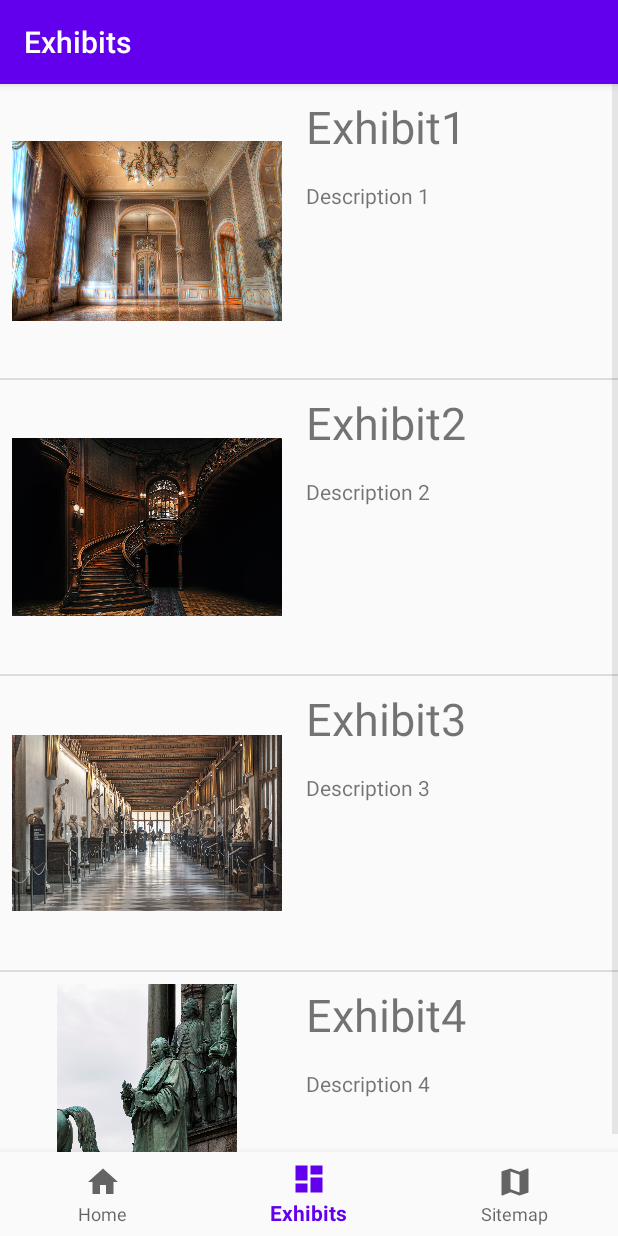
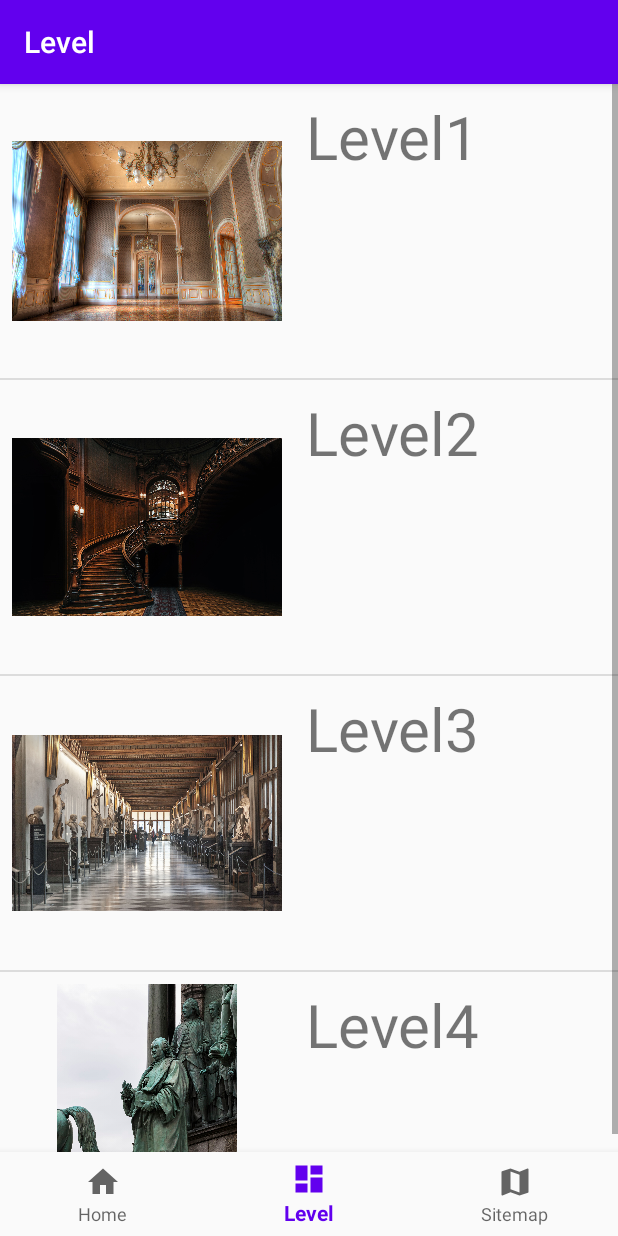
Before and after one commit to 04jono/Museum, an Android app: the DashboardFragment screen opened through its navigation route, item 2 of the bottom bar chosen, on a phone screen of 412 x 824 dp. Run offline under Robolectric (Android 15) with nearby library versions, the phone set to English and light mode, and no system bars; our stand-ins replace navigation-ui.

Commit message:
July 29, 2021 checkin

```diff
--- /dev/null
+++ b/app/src/main/java/org/dhfrederick/museum/LevelListAdapter.java
@@ -0,0 +1,80 @@
+package org.dhfrederick.museum;
+import android.widget.BaseAdapter;
+import android.content.Context;
+import androidx.annotation.NonNull;
+import androidx.annotation.Nullable;
+import android.view.LayoutInflater;
+import android.view.View;
+import android.view.ViewGroup;
+import android.widget.ArrayAdapter;
+import android.widget.ImageView;
+import android.widget.TextView;
+
+import java.util.ArrayList;
+
+public class LevelListAdapter extends BaseAdapter {
+    Context context;
+    private final String [] values;
+    private final int [] images;
+
+    public LevelListAdapter (Context context, String [] values, int [] images){
+        //super(context, R.layout.single_list_app_item, utilsArrayList);
+        this.context = context;
+        this.values = values;
+        this.images = images;
+    }
+
+    @Override
+    public int getCount() {
+        return values.length;
+    }
+
+    @Override
+    public Object getItem(int i) {
+        return i;
+    }
+
+    @Override
+    public long getItemId(int i) {
+        return i;
+    }
+
+    @NonNull
+    @Override
+    public View getView(int position, @Nullable View convertView, @NonNull ViewGroup parent) {
+
+
+        ViewHolder viewHolder;
+
+        final View result;
+
+        if (convertView == null) {
+
+            viewHolder = new ViewHolder();
+            LayoutInflater inflater = LayoutInflater.from(context);
+            convertView = inflater.inflate(R.layout.level_list_item, parent, false);
+            viewHolder.txtTitle = (TextView) convertView.findViewById(R.id.levelTitleText);
+            viewHolder.icon = (ImageView) convertView.findViewById(R.id.levelIcon);
+
+            result=convertView;
+
+            convertView.setTag(viewHolder);
+        } else {
+            viewHolder = (ViewHolder) convertView.getTag();
+            result=convertView;
+        }
+
+        viewHolder.txtTitle.setText(values[position]);
+        viewHolder.icon.setImageResource(images[position]);
+
+        return convertView;
+    }
+
+    private static class ViewHolder {
+
+        TextView txtTitle;
+        ImageView icon;
+
+    }
+
+}
--- a/app/src/main/java/org/dhfrederick/museum/MainActivity.java
+++ b/app/src/main/java/org/dhfrederick/museum/MainActivity.java
@@ -20,8 +20,11 @@ public class MainActivity extends AppCompatActivity {
         // Passing each menu ID as a set of Ids because each
         // menu should be considered as top level destinations.
         AppBarConfiguration appBarConfiguration = new AppBarConfiguration.Builder(
-                R.id.navigation_home, R.id.navigation_dashboard, R.id.navigation_notifications)
+                R.id.navigation_home, R.id.navigation_level, R.id.navigation_notifications)
                 .build();
+        //AppBarConfiguration appBarConfiguration = new AppBarConfiguration.Builder(
+        //        R.id.navigation_home, R.id.navigation_dashboard, R.id.navigation_notifications)
+        //        .build();
 
         NavController navController = Navigation.findNavController(this, R.id.nav_host_fragment);
         NavigationUI.setupActionBarWithNavController(this, navController, appBarConfiguration);
--- a/app/src/main/java/org/dhfrederick/museum/ui/dashboard/DashboardFragment.java
+++ b/app/src/main/java/org/dhfrederick/museum/ui/dashboard/DashboardFragment.java
@@ -8,15 +8,20 @@ import android.widget.AdapterView;
 import android.widget.ListAdapter;
 import android.widget.ListView;
 import android.widget.TextView;
+import android.widget.Toast;
 
 import androidx.annotation.NonNull;
 import androidx.annotation.Nullable;
+import androidx.appcompat.app.AppCompatActivity;
 import androidx.fragment.app.Fragment;
 import androidx.lifecycle.Observer;
 import androidx.lifecycle.ViewModelProviders;
 import androidx.navigation.Navigation;
 
+import org.dhfrederick.museum.ExhibitDetailViewFragment;
+import org.dhfrederick.museum.ExhibitDetailViewFragmentArgs;
 import org.dhfrederick.museum.ExhibitListAdapter;
+import org.dhfrederick.museum.MainActivity;
 import org.dhfrederick.museum.R;
 
 import static org.dhfrederick.museum.ui.dashboard.DashboardFragmentDirections.*;
@@ -27,6 +32,16 @@ public class DashboardFragment extends Fragment {
 
     ListView lView;
     ExhibitListAdapter lAdapter;
+    public static DashboardFragment newInstance(int pos)
+    {
+        DashboardFragment dashboardFragment = new DashboardFragment();
+
+        Bundle args = new Bundle();
+        args.putInt("listPosition", pos);
+        dashboardFragment.setArguments(args);
+
+        return dashboardFragment;
+    }
 
     public View onCreateView(@NonNull LayoutInflater inflater,
                              ViewGroup container, Bundle savedInstanceState) {
@@ -47,6 +62,9 @@ public class DashboardFragment extends Fragment {
 
     @Override
     public void onViewCreated(View view, @Nullable Bundle savedInstanceState) {
+        int dashboardNum = ExhibitDetailViewFragmentArgs.fromBundle(getArguments()).getListPosition();
+        Toast.makeText(getContext(), "Dashboard " + Integer.toString(dashboardNum), Toast.LENGTH_SHORT).show();
+        dashboardViewModel.setDashboardId(dashboardNum);
         lView = (ListView) getView().findViewById(R.id.exhibits_list);
 
         lAdapter = new ExhibitListAdapter(getContext(), dashboardViewModel.getTitles(),
--- a/app/src/main/java/org/dhfrederick/museum/ui/dashboard/DashboardViewModel.java
+++ b/app/src/main/java/org/dhfrederick/museum/ui/dashboard/DashboardViewModel.java
@@ -9,16 +9,23 @@ import org.dhfrederick.museum.R;
 public class DashboardViewModel extends ViewModel {
 
     // private MutableLiveData<String> mText;
-
+    private int dashboardId;
     int[] images = {R.drawable.exhibit1, R.drawable.exhibit2, R.drawable.exhibit3, R.drawable.exhibit4};
 
     String[] titles = {"Exhibit1", "Exhibit2", "Exhibit3", "Exhibit4"};
 
     String[] descriptions = {"Description 1", "Description 2", "Description 3", "Description 4"};
 
+    public int getDashboardId() {
+        return dashboardId;
+    }
+
+    public void setDashboardId(int d) {
+        dashboardId = d;
+    }
+
     public DashboardViewModel() {
-        //mText = new MutableLiveData<>();
-        //mText.setValue("This is dashboard fragment");
+        dashboardId = 1;
     }
 
     /* public LiveData<String> getText() {
--- /dev/null
+++ b/app/src/main/java/org/dhfrederick/museum/ui/level/LevelFragment.java
@@ -0,0 +1,68 @@
+package org.dhfrederick.museum.ui.level;
+
+import android.os.Bundle;
+import android.view.LayoutInflater;
+import android.view.View;
+import android.view.ViewGroup;
+import android.widget.AdapterView;
+import android.widget.ListView;
+
+import androidx.annotation.NonNull;
+import androidx.annotation.Nullable;
+import androidx.fragment.app.Fragment;
+import androidx.lifecycle.ViewModelProviders;
+import androidx.navigation.Navigation;
+
+import org.dhfrederick.museum.LevelListAdapter;
+import org.dhfrederick.museum.R;
+import org.dhfrederick.museum.ui.dashboard.DashboardFragmentDirections;
+import org.dhfrederick.museum.ui.dashboard.DashboardViewModel;
+
+import static org.dhfrederick.museum.ui.dashboard.DashboardFragmentDirections.actionNavigationDashboardToExhibitDetailViewFragment;
+
+public class LevelFragment extends Fragment
+{
+    private LevelViewModel levelViewModel;
+
+    ListView lView;
+    LevelListAdapter lAdapter;
+
+    public View onCreateView(@NonNull LayoutInflater inflater,
+                             ViewGroup container, Bundle savedInstanceState) {
+        levelViewModel =
+                ViewModelProviders.of(this).get(LevelViewModel.class);
+        View root = inflater.inflate(R.layout.fragment_level, container, false);
+        /* final TextView textView = root.findViewById(R.id.text_dashboard);
+        dashboardViewModel.getText().observe(getViewLifecycleOwner(), new Observer<String>() {
+            @Override
+            public void onChanged(@Nullable String s) {
+                textView.setText(s);
+            }
+        });  */
+
+
+        return root;
+    }
+
+    @Override
+    public void onViewCreated(View view, @Nullable Bundle savedInstanceState) {
+        lView = (ListView) getView().findViewById(R.id.level_list);
+
+        lAdapter = new LevelListAdapter(getContext(), levelViewModel.getTitles(), levelViewModel.getImages());
+
+        lView.setAdapter(lAdapter);
+
+
+        lView.setOnItemClickListener(new AdapterView.OnItemClickListener() {
+            @Override
+            public void onItemClick(AdapterView<?> adapterView, View view, int i, long l) {
+
+                //Toast.makeText(MainActivity.this, version[i]+" "+versionNumber[i], Toast.LENGTH_SHORT).show();
+                LevelFragmentDirections.ActionNavigationLevelToNavigationDashboard action = LevelFragmentDirections.actionNavigationLevelToNavigationDashboard();
+                action.setListPosition(i+1);
+                Navigation.findNavController(getView()).navigate(action);
+
+            }
+        });
+    }
+}
--- /dev/null
+++ b/app/src/main/java/org/dhfrederick/museum/ui/level/LevelViewModel.java
@@ -0,0 +1,25 @@
+package org.dhfrederick.museum.ui.level;
+
+import androidx.lifecycle.ViewModel;
+
+import org.dhfrederick.museum.R;
+
+public class LevelViewModel extends ViewModel {
+    // private MutableLiveData<String> mText;
+
+    int[] images = {R.drawable.exhibit1, R.drawable.exhibit2, R.drawable.exhibit3, R.drawable.exhibit4};
+
+    String[] titles = {"Level1", "Level2", "Level3", "Level4"};
+
+    public LevelViewModel() {
+        //mText = new MutableLiveData<>();
+        //mText.setValue("This is dashboard fragment");
+    }
+
+    /* public LiveData<String> getText() {
+        return mText;
+    } */
+
+    public int[] getImages() {return images;}
+    public String[] getTitles() {return titles;}
+}
--- /dev/null
+++ b/app/src/main/res/layout/fragment_level.xml
@@ -0,0 +1,18 @@
+<?xml version="1.0" encoding="utf-8"?>
+<androidx.constraintlayout.widget.ConstraintLayout xmlns:android="http://schemas.android.com/apk/res/android"
+    xmlns:app="http://schemas.android.com/apk/res-auto"
+    xmlns:tools="http://schemas.android.com/tools"
+    android:layout_width="match_parent"
+    android:layout_height="match_parent">
+
+    <ListView
+        android:id="@+id/level_list"
+        android:layout_width="match_parent"
+        android:layout_height="match_parent"
+        android:paddingBottom="50dp"
+        app:layout_constraintBottom_toBottomOf="parent"
+        app:layout_constraintEnd_toEndOf="parent"
+        app:layout_constraintStart_toStartOf="parent"
+        app:layout_constraintTop_toTopOf="parent" />
+
+</androidx.constraintlayout.widget.ConstraintLayout>
--- /dev/null
+++ b/app/src/main/res/layout/level_list_item.xml
@@ -0,0 +1,32 @@
+<?xml version="1.0" encoding="utf-8"?>
+<androidx.constraintlayout.widget.ConstraintLayout
+    xmlns:android="http://schemas.android.com/apk/res/android"
+    xmlns:app="http://schemas.android.com/apk/res-auto"
+    xmlns:tools="http://schemas.android.com/tools"
+    android:layout_width="match_parent"
+    android:layout_height="match_parent"
+    android:padding="8dp">
+
+    <ImageView
+        android:id="@+id/levelIcon"
+        android:layout_width="180dp"
+        android:layout_height="180dp"
+        android:src="@drawable/exhibit1"
+        app:layout_constraintStart_toStartOf="parent"
+        app:layout_constraintTop_toTopOf="parent" />
+
+    <TextView
+        android:id="@+id/levelTitleText"
+        android:layout_width="wrap_content"
+        android:layout_height="wrap_content"
+        android:layout_alignParentTop="true"
+        android:layout_marginStart="16dp"
+        android:layout_toEndOf="@+id/levelIcon"
+        android:layout_toRightOf="@+id/levelIcon"
+        android:maxLines="1"
+        android:text="Exhibit 1"
+        android:textSize="40sp"
+        app:layout_constraintStart_toEndOf="@+id/levelIcon"
+        app:layout_constraintTop_toTopOf="parent" />
+
+</androidx.constraintlayout.widget.ConstraintLayout>
--- a/app/src/main/res/menu/bottom_nav_menu.xml
+++ b/app/src/main/res/menu/bottom_nav_menu.xml
@@ -7,9 +7,9 @@
         android:title="@string/title_home" />
 
     <item
-        android:id="@+id/navigation_dashboard"
+        android:id="@+id/navigation_level"
         android:icon="@drawable/ic_dashboard_black_24dp"
-        android:title="@string/title_dashboard" />
+        android:title="@string/title_level" />
 
     <item
         android:id="@+id/navigation_notifications"
--- a/app/src/main/res/navigation/mobile_navigation.xml
+++ b/app/src/main/res/navigation/mobile_navigation.xml
@@ -12,6 +12,16 @@
         tools:layout="@layout/fragment_home" />
 
     <fragment
+        android:id="@+id/navigation_level"
+        android:name="org.dhfrederick.museum.ui.level.LevelFragment"
+        android:label="@string/title_level"
+        tools:layout="@layout/fragment_level" >
+        <action
+            android:id="@+id/action_navigation_level_to_navigation_dashboard"
+            app:destination="@id/navigation_dashboard" />
+    </fragment>
+
+    <fragment
         android:id="@+id/navigation_dashboard"
         android:name="org.dhfrederick.museum.ui.dashboard.DashboardFragment"
         android:label="@string/title_dashboard"
@@ -19,6 +29,10 @@
         <action
             android:id="@+id/action_navigation_dashboard_to_exhibitDetailViewFragment"
             app:destination="@id/navigation_exhibit_detail" />
+        <argument
+            android:name="listPosition"
+            app:argType="integer"
+            android:defaultValue="0" />
     </fragment>
 
     <fragment
--- a/app/src/main/res/values/strings.xml
+++ b/app/src/main/res/values/strings.xml
@@ -1,6 +1,7 @@
 <resources>
     <string name="app_name">Museum</string>
     <string name="title_home">Home</string>
+    <string name="title_level">Level</string>
     <string name="title_dashboard">Exhibits</string>
     <string name="title_notifications">Sitemap</string>
     <string name="exhibit_detail">Exhibit</string>
```
